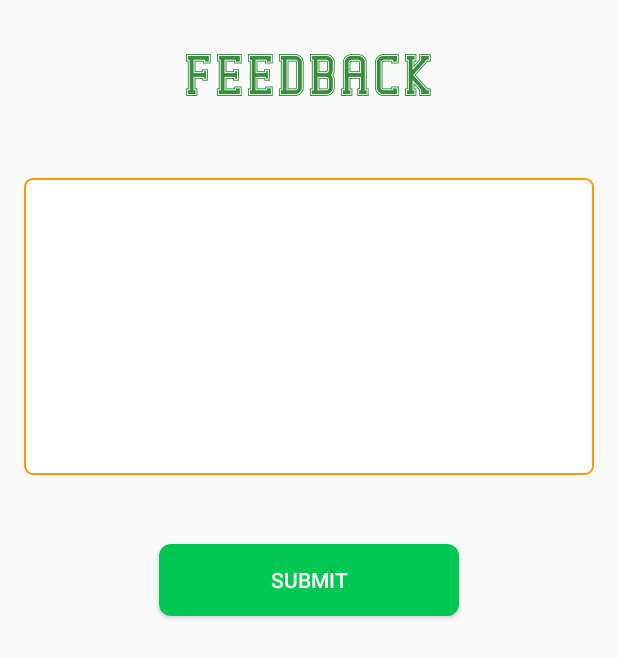
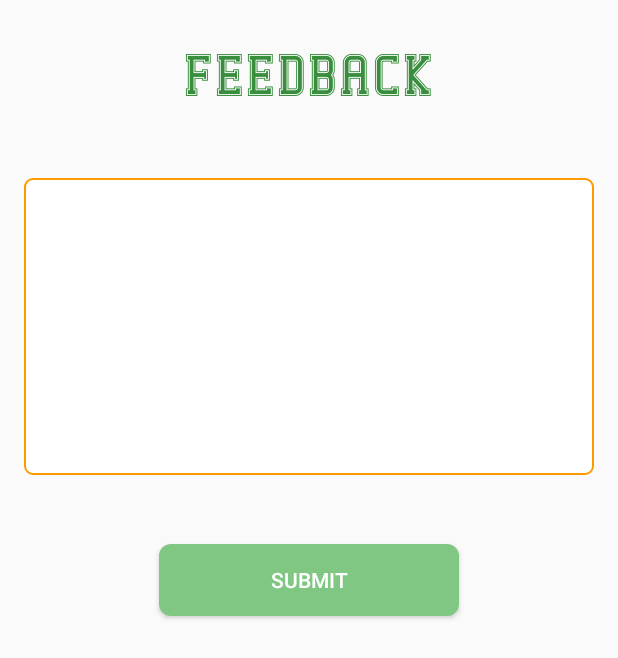
Before and after one commit to ksAvinash/SSMCabsClient, an Android app: the FeedbackActivity screen opened directly, with no data from a screen before it, on a phone screen of 412 x 824 dp. Shown: the top 658 px of the screen. Run offline under Robolectric (Android 15) with nearby library versions, the light colour scheme and no system bars; our stand-ins replace Firebase (no records; nobody signed in at launch, a user with empty details on screens opened directly).

Commit message:
button color changes

```diff
--- /dev/null
+++ b/app/src/main/res/drawable/rounded_accent_button.xml
@@ -0,0 +1,10 @@
+<?xml version="1.0" encoding="utf-8"?>
+<shape
+    xmlns:android="http://schemas.android.com/apk/res/android"
+    android:layout_width="wrap_content"
+    android:layout_height="wrap_content">
+
+    <solid android:color="#81c784" />
+    <corners android:radius="8dp" />
+
+</shape>
--- a/app/src/main/res/drawable/rounded_button.xml
+++ /dev/null
@@ -1,10 +0,0 @@
-<?xml version="1.0" encoding="utf-8"?>
-<shape xmlns:android="http://schemas.android.com/apk/res/android"
-    android:shape="rectangle">
-    <solid android:color="#00c853" />
-    <corners
-        android:bottomLeftRadius="8dp"
-        android:bottomRightRadius="8dp"
-        android:topLeftRadius="8dp"
-        android:topRightRadius="8dp" />
-</shape>
--- a/app/src/main/res/layout/activity_feedback.xml
+++ b/app/src/main/res/layout/activity_feedback.xml
@@ -35,7 +35,7 @@
         />
 
     <Button
-        android:background="@drawable/rounded_button"
+        android:background="@drawable/rounded_accent_button"
         android:textColor="@color/whiteColor"
         android:text="SUBMIT"
         android:layout_margin="30dp"
--- a/app/src/main/res/layout/activity_profile.xml
+++ b/app/src/main/res/layout/activity_profile.xml
@@ -48,7 +48,7 @@
         android:layout_height="wrap_content" />
 
     <Button
-        android:background="@drawable/rounded_button"
+        android:background="@drawable/rounded_accent_button"
         android:textColor="@color/whiteColor"
         android:text="SUBMIT"
         android:layout_margin="30dp"
```
